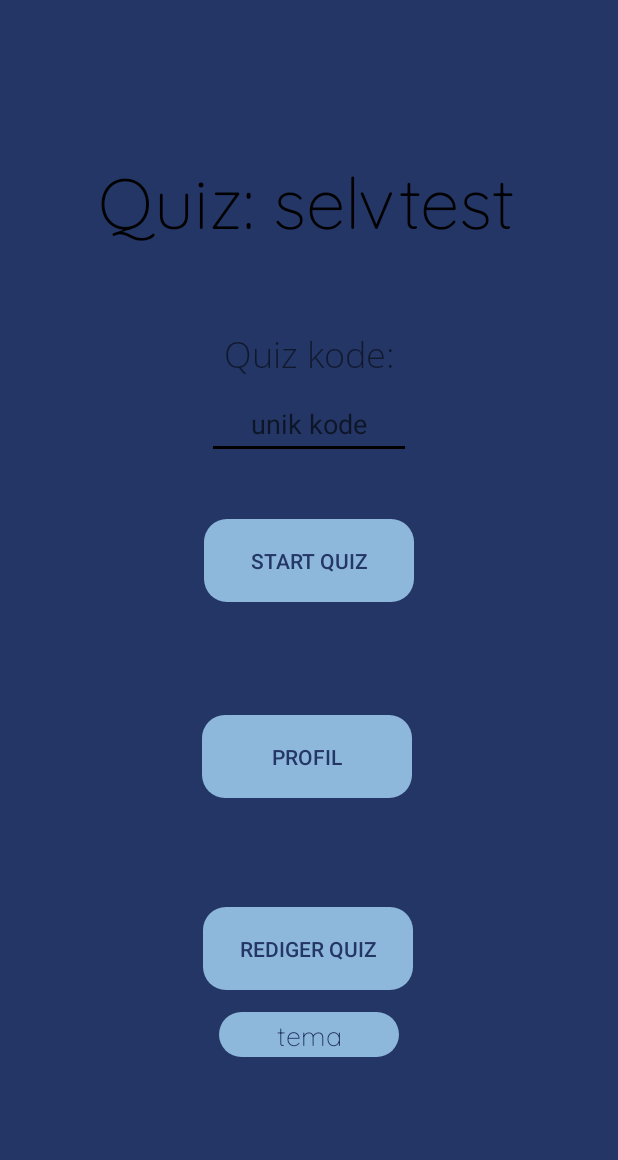
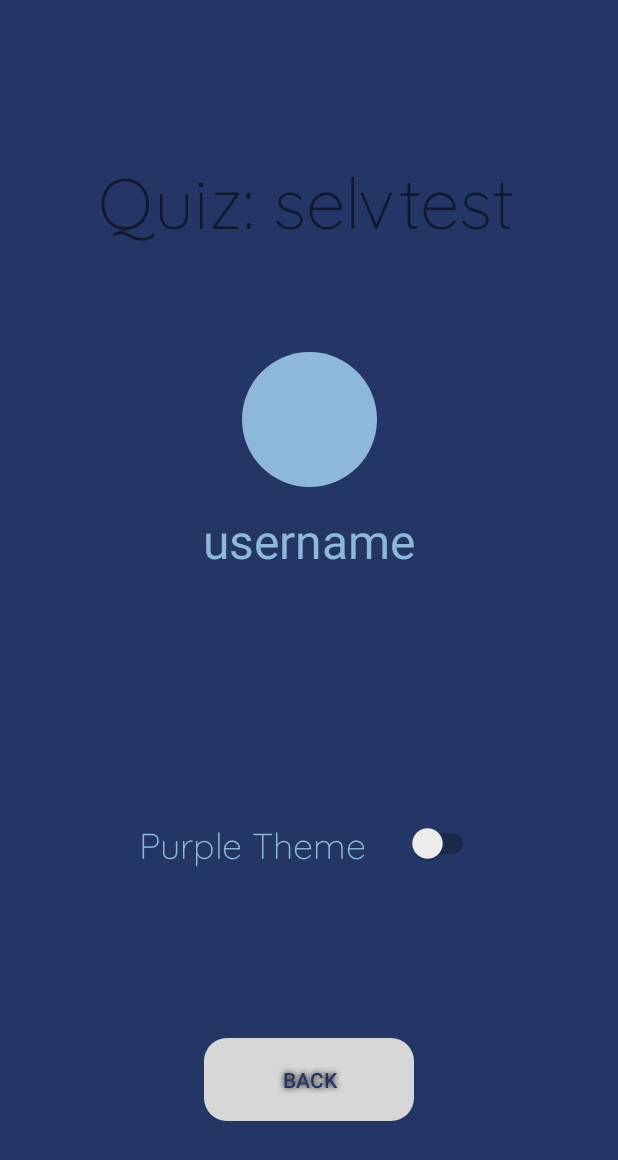
Before and after one commit to Fipzz/BrInt_QuizApp, an Android app: the Homepage_activity screen opened directly, with no data from a screen before it, after a tap on "PROFIL", on a phone screen of 412 x 824 dp. Shown: the top 1160 px of the screen. Run offline under Robolectric (Android 15) with nearby library versions, the phone set to English and light mode, and no system bars; 8 statements that could not run were skipped.

Commit message:
Theme change on profile activity works

```diff
--- a/app/src/main/AndroidManifest.xml
+++ b/app/src/main/AndroidManifest.xml
@@ -25,6 +25,7 @@
         <activity android:name=".Homepage_activity"></activity>
         <activity android:name=".Result_activity"></activity>
         <activity android:name=".editQuiz"></activity>
+        <activity android:name=".Profile_activity"></activity>
 
 
         <meta-data
--- a/app/src/main/java/com/example/brint_quizapp/Homepage_activity.java
+++ b/app/src/main/java/com/example/brint_quizapp/Homepage_activity.java
@@ -13,7 +13,7 @@ public class Homepage_activity extends AppCompatActivity implements View.OnClick
 
     //TODO rediger quiz skal ændres til "Mine Quizzer" og skal føre til quiz oversigt
 
-    Button quiz, profile, edit, theme;
+    Button quiz, profile, edit;
     EditText quiz_code;
     Toast toast;
 
@@ -33,8 +33,6 @@ public class Homepage_activity extends AppCompatActivity implements View.OnClick
 
         quiz_code = (EditText) findViewById(R.id.unikkode);
 
-        theme = findViewById(R.id.tema);
-        theme.setOnClickListener(this);
 
 
         toast = Toast.makeText(getApplicationContext(),
@@ -62,15 +60,14 @@ public class Homepage_activity extends AppCompatActivity implements View.OnClick
 
         } else if(profile.getId() == v.getId()){
 
+            startActivity(new Intent(Homepage_activity.this, Profile_activity.class));
+
 
         } else if(edit.getId() == v.getId()){
 
             startActivity(new Intent(Homepage_activity.this, editQuiz.class));
 
 
-        } else if(theme.getId() == v.getId()){
-            setTheme(R.style.Theme_App_Purple);
-
         }
 
     }
--- /dev/null
+++ b/app/src/main/java/com/example/brint_quizapp/Profile_activity.java
@@ -0,0 +1,77 @@
+package com.example.brint_quizapp;
+
+import android.content.Context;
+import android.content.SharedPreferences;
+import android.graphics.drawable.Icon;
+import android.os.Bundle;
+import android.view.View;
+import android.widget.Button;
+import android.widget.Switch;
+import android.widget.TextView;
+
+import androidx.appcompat.app.AppCompatActivity;
+
+public class Profile_activity extends AppCompatActivity implements View.OnClickListener {
+
+    TextView title, username;
+    Icon profilePicture;
+    Button backButton;
+    Switch theme;
+    String themeSwitch,sharedPreference, currentTheme, theme;
+    SharedPreferences sharedPref;
+
+
+    @Override
+    protected void onCreate(Bundle savedInstanceState) {
+        super.onCreate(savedInstanceState);
+
+
+
+        sharedPref = getSharedPreferences(sharedPreference, MODE_PRIVATE);
+
+
+        if (sharedPref.getBoolean(themeSwitch, false) == true){
+            theme.setChecked(true);
+        }
+
+        currentTheme = sharedPref.getString("current_theme", "blue_theme");
+        if (currentTheme == "blue_theme"){
+            setTheme(R.style.Theme_App_Blue);
+
+        } else {
+            setTheme(R.style.Theme_App_Purple);
+        }
+
+        setContentView(R.layout.profile_activity_layout);
+
+        title = findViewById(R.id.name);
+
+        username = findViewById(R.id.username);
+
+        backButton = findViewById(R.id.profil_knap);
+        backButton.setOnClickListener(this);
+
+        theme = findViewById(R.id.theme_switch);
+        theme.setOnClickListener(this);
+
+        sharedPreference = getString(R.string.preferenceFile);
+        themeSwitch = getString(R.string.themeSwitch);
+
+
+
+
+    }
+
+    @Override
+    public void onClick(View v) {
+
+        SharedPreferences.Editor edit = sharedPref.edit();
+
+        sharedPref
+                .edit()
+                .putString("current_theme","purple_theme")
+                .apply();
+        recreate();
+
+    }
+}
--- a/app/src/main/res/drawable/user_icon.xml
+++ b/app/src/main/res/drawable/user_icon.xml
@@ -16,7 +16,7 @@
 
         <path
             android:pathData="M0 0V90H90V0"
-            android:fillColor="#8DB8DB"
+            android:fillColor="?attr/questionTextColor"
             />
 
     </group>
--- a/app/src/main/res/layout/homepage_activity_layout.xml
+++ b/app/src/main/res/layout/homepage_activity_layout.xml
@@ -108,22 +108,5 @@
         app:layout_constraintHorizontal_bias="0.498"
         app:layout_constraintStart_toStartOf="parent" />
 
-    <Button
-        android:id="@+id/tema"
-        style="@style/Theme.App.Blue"
-        android:layout_width="120dp"
-        android:layout_height="30dp"
-        android:background="@drawable/log_in"
-        android:backgroundTint="@color/blueButtonNormal"
-        android:fontFamily="@font/quicksand_light"
-        android:text="tema"
-        android:textColor="@color/blueButtonText"
-        android:textSize="18sp"
-        app:layout_constraintBottom_toBottomOf="parent"
-        app:layout_constraintEnd_toEndOf="parent"
-        app:layout_constraintStart_toStartOf="parent"
-        app:layout_constraintTop_toTopOf="parent"
-        app:layout_constraintVertical_bias="0.85" />
-
 
 </androidx.constraintlayout.widget.ConstraintLayout>
--- a/app/src/main/res/layout/profile_activity_layout.xml
+++ b/app/src/main/res/layout/profile_activity_layout.xml
@@ -5,7 +5,8 @@
     android:id="@+id/student_log"
     android:layout_width="fill_parent"
     android:layout_height="fill_parent"
-    android:background="#243665">
+    android:background="?attr/background"
+    >
 
 
     <!-- Titel -->
@@ -17,7 +18,6 @@
         android:fontFamily="@font/quicksand_light"
         android:gravity="top"
         android:text="@string/name"
-        android:textAppearance="@style/name"
         android:textSize="47sp"
         app:layout_constraintBottom_toBottomOf="parent"
         app:layout_constraintEnd_toEndOf="parent"
@@ -48,8 +48,8 @@
         android:layout_alignParentTop="true"
         android:gravity="center_horizontal|center_vertical"
         android:text="@string/username"
-        android:textAppearance="@style/name"
         android:textSize="32sp"
+        android:textColor="?attr/questionTextColor"
         app:layout_constraintBottom_toBottomOf="parent"
         app:layout_constraintEnd_toEndOf="parent"
         app:layout_constraintStart_toStartOf="parent"
@@ -63,19 +63,34 @@
         android:layout_width="140dp"
         android:layout_height="55dp"
         android:background="@drawable/log_in"
-        android:backgroundTint="@color/blueButtonNormal"
+        android:backgroundTint="?attr/colorButtonNormal"
         android:shadowColor="#000000"
         android:shadowDx="0"
         android:shadowDy="0"
         android:shadowRadius="5"
         android:text="Back"
-        android:textColor="#243665"
+        android:textColor="?attr/buttonTextColor"
         android:textSize="14sp"
+        android:theme="?attr/primaryButtonTheme"
         app:layout_constraintBottom_toBottomOf="parent"
         app:layout_constraintEnd_toEndOf="parent"
         app:layout_constraintStart_toStartOf="parent"
         app:layout_constraintTop_toTopOf="parent"
         app:layout_constraintVertical_bias="0.9" />
 
+    <Switch
+        android:id="@+id/theme_switch"
+        android:layout_width="wrap_content"
+        android:layout_height="wrap_content"
+        android:fontFamily="@font/quicksand_light"
+        android:text="Purple Theme    "
+        android:textColor="?attr/questionTextColor"
+        android:textSize="24sp"
+        app:layout_constraintBottom_toBottomOf="parent"
+        app:layout_constraintEnd_toEndOf="parent"
+        app:layout_constraintStart_toStartOf="parent"
+        app:layout_constraintTop_toTopOf="parent"
+        app:layout_constraintVertical_bias="0.69" />
+
 
 </androidx.constraintlayout.widget.ConstraintLayout>
--- a/app/src/main/res/values/colors.xml
+++ b/app/src/main/res/values/colors.xml
@@ -1,6 +1,6 @@
 <?xml version="1.0" encoding="utf-8"?>
 <resources>
-  <color name="primaryText">#000000</color>
+  <color name="colorPrimaryText">#000000</color>
   <color name="colorPrimaryDark">#000000</color>
   <color name="colorAccent">#000000</color>
 
--- a/app/src/main/res/values/strings.xml
+++ b/app/src/main/res/values/strings.xml
@@ -5,4 +5,10 @@
     <string name="quiz_navn">Quiz navn</string>
     <string name="question">Whats the fastest animal in the world?</string>
     <string name="quiz_code">Unique code</string>
+    <string name="themeSwitch">Theme</string>
+    <string name="preferenceFile">PreferenceFile</string>
+    <string name="current_theme">currentTheme</string>
+    <string name="blue_theme">blueTheme</string>
+    <string name="purple_theme">purpleTheme</string>
+
 </resources>
--- a/app/src/main/res/values/styles.xml
+++ b/app/src/main/res/values/styles.xml
@@ -30,7 +30,7 @@
        <item name="colorPrimary">@color/colorPrimaryDark</item>
        <item name="background">@color/purpleBackground</item>
        <item name="colorAccent">@color/colorAccent</item>
-       <item name="primaryTextColor">@color/primaryText</item>
+       <item name="primaryTextColor">@color/purplePrimaryText</item>
        <item name="buttonTextColor">@color/purpleButtonText</item>
        <item name="buttonNormalColor">@color/purpleButtonNormal</item>
        <item name="questionTextColor">@color/purpleQuestionColor</item>
@@ -49,7 +49,7 @@
         </item>
 
         <item name="android:textColor">
-            @color/bluePrimary_text
+            @color/blueButtonText
         </item>
 
     </style>
```
Also changed, not shown: app/src/main/java/com/example/brint_quizapp/Settings.java (deleted, +0 -10 lines).
